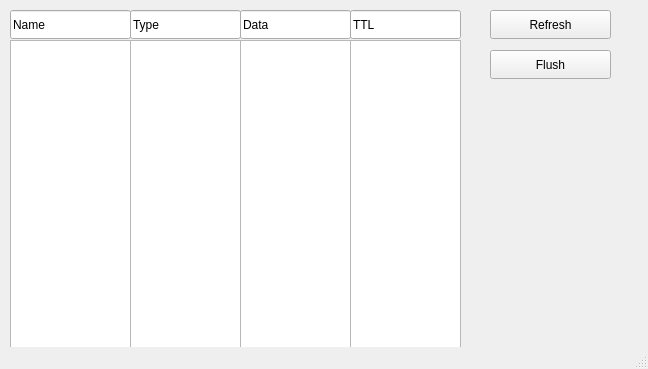
adiosko/mikrotik, file loginGUI/dnscache.ui: the form before one commit.
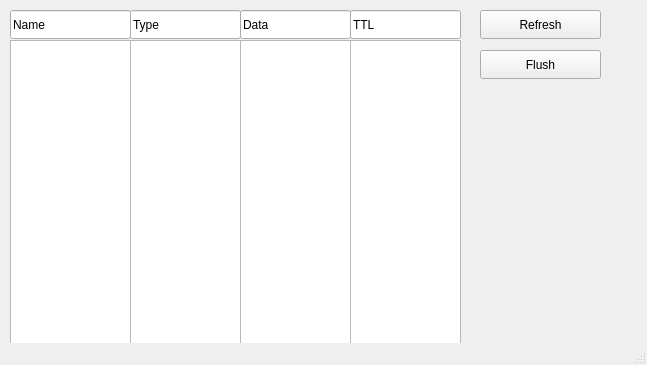
The form after the commit.

```diff
--- a/loginGUI/dnscache.ui
+++ b/loginGUI/dnscache.ui
@@ -6,8 +6,8 @@
    <rect>
     <x>0</x>
     <y>0</y>
-    <width>648</width>
-    <height>369</height>
+    <width>647</width>
+    <height>365</height>
    </rect>
   </property>
   <property name="windowTitle">
@@ -27,7 +27,7 @@
    <widget class="QPushButton" name="flushButton">
     <property name="geometry">
      <rect>
-      <x>490</x>
+      <x>480</x>
       <y>50</y>
       <width>121</width>
       <height>29</height>
@@ -66,7 +66,7 @@
    <widget class="QPushButton" name="refreshButton">
     <property name="geometry">
      <rect>
-      <x>490</x>
+      <x>480</x>
       <y>10</y>
       <width>121</width>
       <height>29</height>
```
